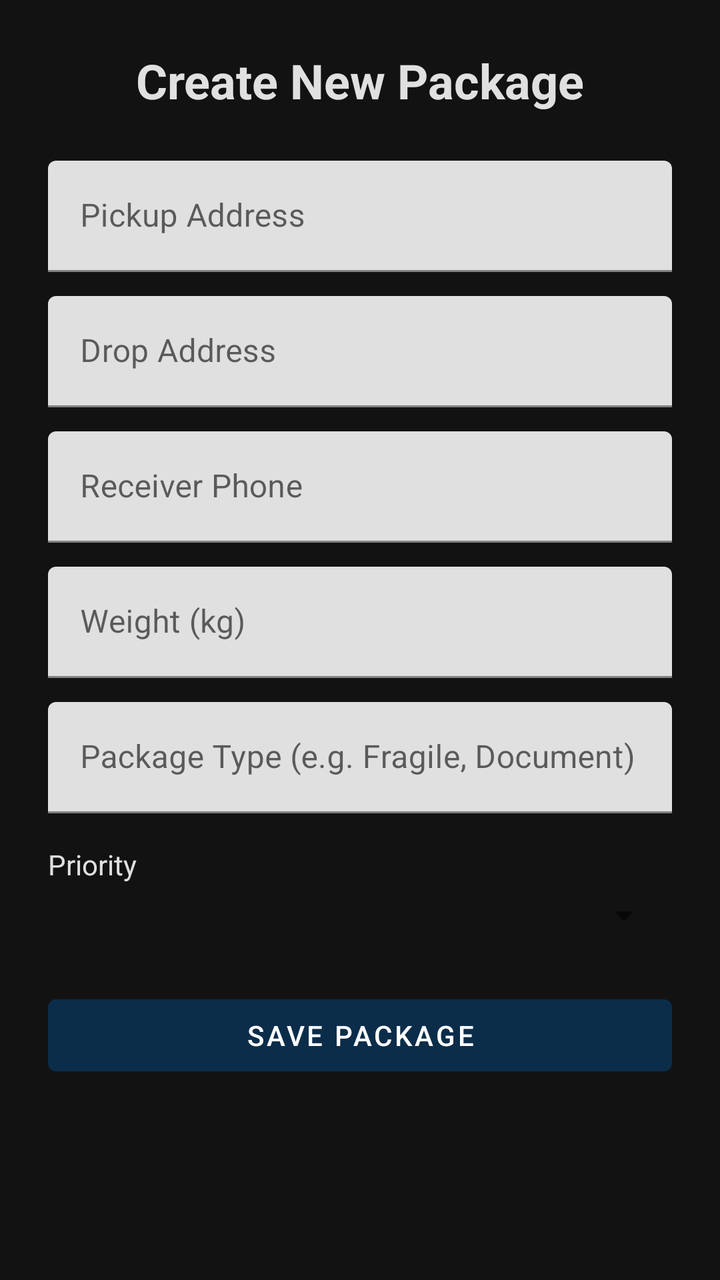
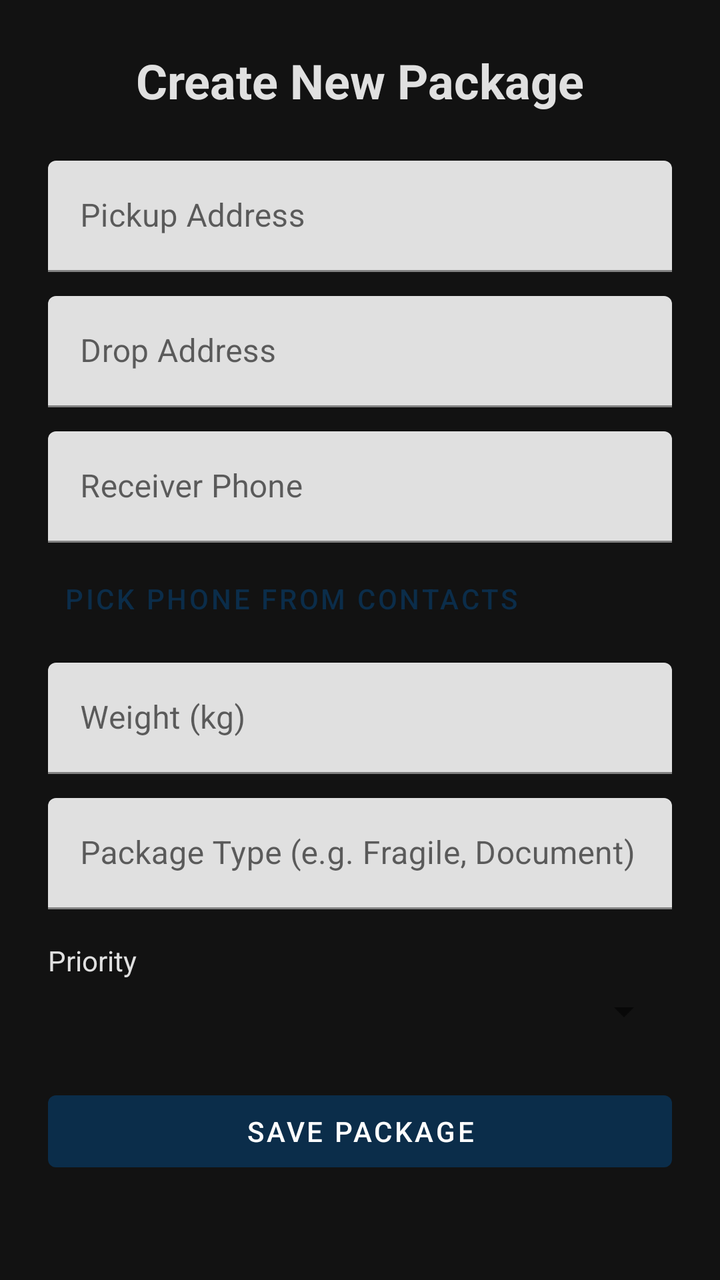

Two renders of the same Android screen: before a commit and after it. Below are the layout's source before the change and the commit's diff.
<!-- AndroidManifest.xml: application theme Theme.LOAD -->
<!-- res/layout/activity_create_package.xml -->
<?xml version="1.0" encoding="utf-8"?>
<ScrollView xmlns:android="http://schemas.android.com/apk/res/android"
    xmlns:app="http://schemas.android.com/apk/res-auto"
    android:layout_width="match_parent"
    android:layout_height="match_parent"
    android:background="@color/background"
    android:fillViewport="true">

    <androidx.constraintlayout.widget.ConstraintLayout
        android:layout_width="match_parent"
        android:layout_height="wrap_content"
        android:paddingBottom="32dp">

        <TextView
            android:id="@+id/tvTitle"
            android:layout_width="wrap_content"
            android:layout_height="wrap_content"
            android:text="Create New Package"
            android:textColor="@color/textPrimary"
            android:textSize="24sp"
            android:textStyle="bold"
            android:layout_marginTop="24dp"
            app:layout_constraintEnd_toEndOf="parent"
            app:layout_constraintStart_toStartOf="parent"
            app:layout_constraintTop_toTopOf="parent" />

        <com.google.android.material.textfield.TextInputLayout
            android:id="@+id/tilPickup"
            android:layout_width="match_parent"
            android:layout_height="wrap_content"
            android:layout_marginStart="24dp"
            android:layout_marginEnd="24dp"
            android:layout_marginTop="24dp"
            android:hint="Pickup Address"
            app:layout_constraintTop_toBottomOf="@id/tvTitle">
            <com.google.android.material.textfield.TextInputEditText
                android:id="@+id/etPickup"
                android:layout_width="match_parent"
                android:layout_height="wrap_content"
                android:inputType="text" />
        </com.google.android.material.textfield.TextInputLayout>

        <com.google.android.material.textfield.TextInputLayout
            android:id="@+id/tilDrop"
            android:layout_width="match_parent"
            android:layout_height="wrap_content"
            android:layout_marginStart="24dp"
            android:layout_marginEnd="24dp"
            android:layout_marginTop="12dp"
            android:hint="Drop Address"
            app:layout_constraintTop_toBottomOf="@id/tilPickup">
            <com.google.android.material.textfield.TextInputEditText
                android:id="@+id/etDrop"
                android:layout_width="match_parent"
                android:layout_height="wrap_content"
                android:inputType="text" />
        </com.google.android.material.textfield.TextInputLayout>

        <com.google.android.material.textfield.TextInputLayout
            android:id="@+id/tilPhone"
            android:layout_width="match_parent"
            android:layout_height="wrap_content"
            android:layout_marginStart="24dp"
            android:layout_marginEnd="24dp"
            android:layout_marginTop="12dp"
            android:hint="Receiver Phone"
            app:layout_constraintTop_toBottomOf="@id/tilDrop">
            <com.google.android.material.textfield.TextInputEditText
                android:id="@+id/etPhone"
                android:layout_width="match_parent"
                android:layout_height="wrap_content"
                android:inputType="phone" />
        </com.google.android.material.textfield.TextInputLayout>

        <com.google.android.material.textfield.TextInputLayout
            android:id="@+id/tilWeight"
            android:layout_width="match_parent"
            android:layout_height="wrap_content"
            android:layout_marginStart="24dp"
            android:layout_marginEnd="24dp"
            android:layout_marginTop="12dp"
            android:hint="Weight (kg)"
            app:layout_constraintTop_toBottomOf="@id/tilPhone">
            <com.google.android.material.textfield.TextInputEditText
                android:id="@+id/etWeight"
                android:layout_width="match_parent"
                android:layout_height="wrap_content"
                android:inputType="numberDecimal" />
        </com.google.android.material.textfield.TextInputLayout>

        <com.google.android.material.textfield.TextInputLayout
            android:id="@+id/tilType"
            android:layout_width="match_parent"
            android:layout_height="wrap_content"
            android:layout_marginStart="24dp"
            android:layout_marginEnd="24dp"
            android:layout_marginTop="12dp"
            android:hint="Package Type (e.g. Fragile, Document)"
            app:layout_constraintTop_toBottomOf="@id/tilWeight">
            <com.google.android.material.textfield.TextInputEditText
                android:id="@+id/etType"
                android:layout_width="match_parent"
                android:layout_height="wrap_content"
                android:inputType="text" />
        </com.google.android.material.textfield.TextInputLayout>

        <TextView
            android:id="@+id/tvPriorityLabel"
            android:layout_width="wrap_content"
            android:layout_height="wrap_content"
            android:text="Priority"
            android:textColor="@color/textPrimary"
            android:layout_marginStart="24dp"
            android:layout_marginTop="16dp"
            app:layout_constraintStart_toStartOf="parent"
            app:layout_constraintTop_toBottomOf="@id/tilType" />

        <Spinner
            android:id="@+id/spinnerPriority"
            android:layout_width="match_parent"
            android:layout_height="wrap_content"
            android:layout_marginStart="24dp"
            android:layout_marginEnd="24dp"
            android:layout_marginTop="4dp"
            app:layout_constraintTop_toBottomOf="@id/tvPriorityLabel" />

        <Button
            android:id="@+id/btnSave"
            android:layout_width="match_parent"
            android:layout_height="wrap_content"
            android:layout_marginStart="24dp"
            android:layout_marginEnd="24dp"
            android:layout_marginTop="24dp"
            android:text="Save Package"
            app:layout_constraintTop_toBottomOf="@id/spinnerPriority" />

    </androidx.constraintlayout.widget.ConstraintLayout>
</ScrollView>
<!-- resources referenced by this layout -->
<resources>
  <color name="background">#121212</color>
  <color name="textPrimary">#E0E0E0</color>
  <style name="Theme.LOAD" parent="Theme.MaterialComponents.DayNight.NoActionBar">
          <item name="colorPrimary">@color/primary</item>
          <item name="colorPrimaryVariant">@color/primaryDark</item>
          <item name="colorOnPrimary">@color/white</item>
          <item name="colorSecondary">@color/accent</item>
          <item name="colorSecondaryVariant">@color/accent</item>
          <item name="colorOnSecondary">@color/primary</item> 
          <item name="android:statusBarColor">@color/primary</item>
          <item name="android:windowBackground">@color/background</item>
      </style>
  <color name="primary">#0B2D4A</color>
  <color name="primaryDark">#071F33</color>
  <color name="white">#FFFFFF</color>
  <color name="accent">#FFC107</color>
</resources>

<!-- the commit's change to res/layout/activity_create_package.xml (unified diff, before → after) -->
@@ -72,15 +72,27 @@
                 android:inputType="phone" />
         </com.google.android.material.textfield.TextInputLayout>
 
+        
+        <Button
+            android:id="@+id/btnPickContact"
+            android:layout_width="wrap_content"
+            android:layout_height="wrap_content"
+            android:text="Pick Phone from Contacts"
+            android:layout_marginStart="24dp"
+            android:layout_marginTop="4dp"
+            style="@style/Widget.MaterialComponents.Button.TextButton"
+            app:layout_constraintStart_toStartOf="parent"
+            app:layout_constraintTop_toBottomOf="@id/tilPhone" />
+
         <com.google.android.material.textfield.TextInputLayout
             android:id="@+id/tilWeight"
             android:layout_width="match_parent"
             android:layout_height="wrap_content"
             android:layout_marginStart="24dp"
             android:layout_marginEnd="24dp"
-            android:layout_marginTop="12dp"
+            android:layout_marginTop="8dp"
             android:hint="Weight (kg)"
-            app:layout_constraintTop_toBottomOf="@id/tilPhone">
+            app:layout_constraintTop_toBottomOf="@id/btnPickContact">
             <com.google.android.material.textfield.TextInputEditText
                 android:id="@+id/etWeight"
                 android:layout_width="match_parent"
